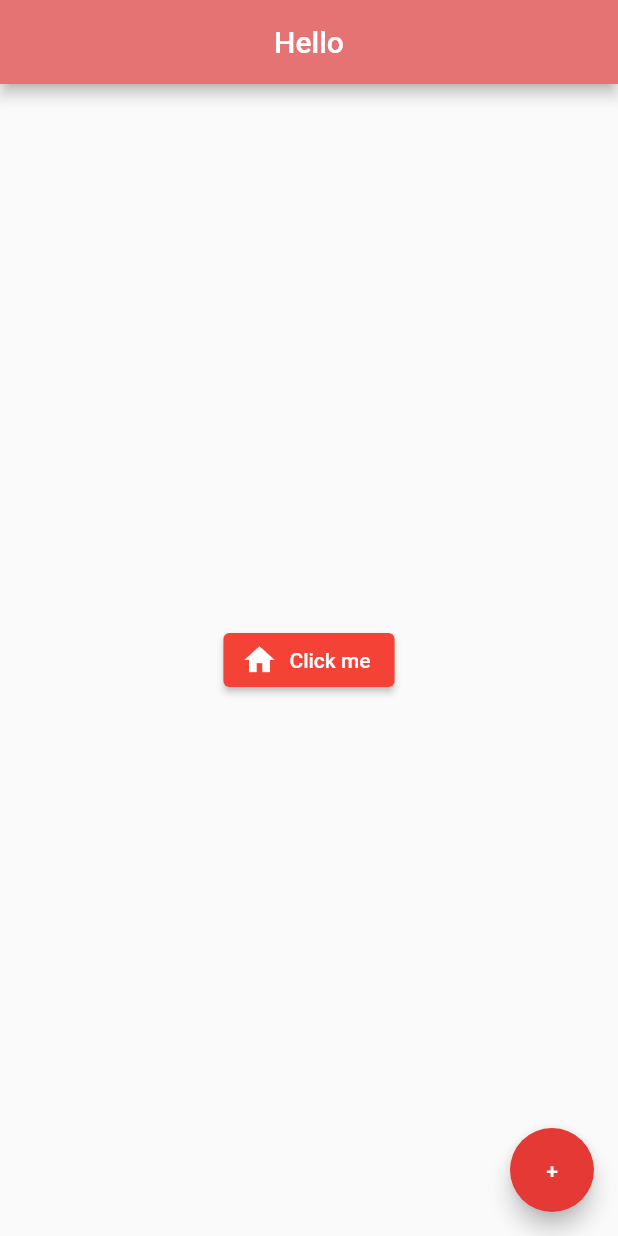
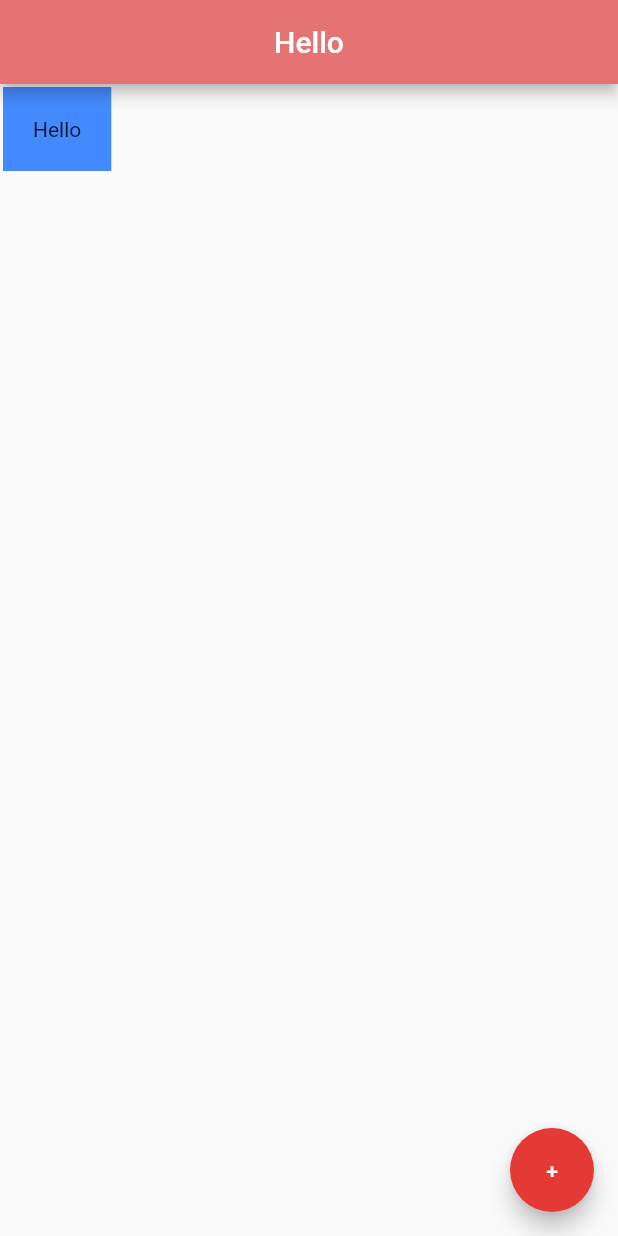
Before and after one commit to GrzegorzBanaszak/flutter_tut, a Flutter app: the screen it shows after launch, on a phone screen of 412 x 824 dp. Run offline on Flutter 3.47's test engine with Material 2 defaults, Android fonts, the phone set to English and light mode, and no system bars.

Commit message:
Container with padding and margin example

```diff
--- a/lib/main.dart
+++ b/lib/main.dart
@@ -18,17 +18,24 @@ class Home extends StatelessWidget {
         centerTitle: true,
         backgroundColor: Colors.red[300],
       ),
-      body: Center(
-        child: ElevatedButton.icon(
-          onPressed: () {
-            print("You click me");
-          },
-          style: ButtonStyle(
-              backgroundColor: MaterialStateProperty.all<Color>(Colors.red)),
-          icon: const Icon(Icons.home),
-          label: const Text("Click me"),
-        ),
+      body: Container(
+        padding: const EdgeInsets.all(20.0),
+        margin: const EdgeInsets.all(2.0),
+        color: Colors.blueAccent,
+        child: const Text("Hello"),
       ),
+
+      // body: Center(
+      //   child: ElevatedButton.icon(
+      //     onPressed: () {
+      //       print("You click me");
+      //     },
+      //     style: ButtonStyle(
+      //         backgroundColor: MaterialStateProperty.all<Color>(Colors.red)),
+      //     icon: const Icon(Icons.home),
+      //     label: const Text("Click me"),
+      //   ),
+      // ),
 
       // Lista obrazów
       // body: ListView(
```
